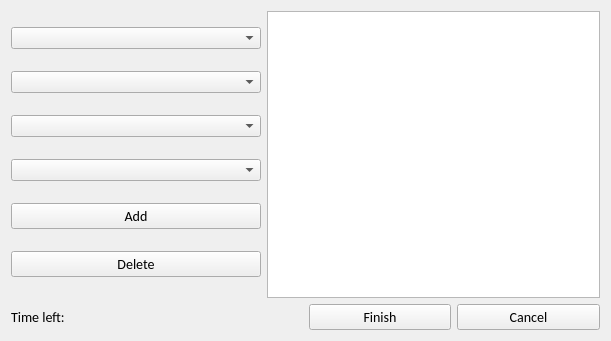
The window that Source/Time Track/clockoutform.ui (joshuawootonn/time-track) describes before a commit, drawn with Qt 5.
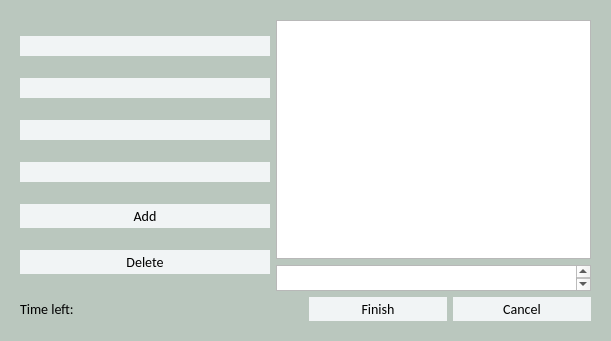
The same window after the commit.

```diff
--- a/Source/Time Track/clockoutform.ui
+++ b/Source/Time Track/clockoutform.ui
@@ -20,43 +20,88 @@
    <string>Time-Track</string>
   </property>
   <property name="styleSheet">
-   <string notr="true">*{
+   <string notr="true">QWidget#ClockoutForm{
+
+background-color:#BAC7BE;
+}
+*{
 font-family:&quot;Calibri&quot;;
 font-size: 14px;
 
 }
+
+
 QTabWidget{
 margin:0px;
 padding:0px;
 border-top: 15px solid #D3D3D3;
 
+background-color:#F1F4F5;
+
 }
+QTabWidget#EmployeeSettings{
+background-color:#F1F4F5;
+}
+
+
 QStackedWidget{
 margin:0px;
 padding:0px;
 }
+
+
 QWidget{
 margin:0px;
 padding:0px;
 }
 
+
+
 QPushButton{
 padding:3px;
+border:none;
+background-color:#F1F4F5;
 }
+QPushButton:hover:!pressed{
+background-color:#E4E9EB;
+}
+
+
+QComboBox{
+border:none;
+background-color:#F1F4F5;
+}
+QComboBox:hover {
+background-color:#E4E9EB;
+}
+QComboBox:drop-down{
+border:none;
+}
+
+
 QRadioButton{
 padding:0px;
 margin:0px;
 }
 
-QTabWidget{
 
+QGroupBox {
+    border: 0px solid gray;
+	
+    margin-top: 0.5em;
+	margin-right:0px;
+	margin-left:0px;
 }
-QGroupBox { 
-   
- } </string>
+QGroupBox::title {
+    subcontrol-origin: margin;
+    left: 10px;
+    padding: 0 3px 0 3px;
+}
+</string>
   </property>
   <layout class="QGridLayout" name="gridLayout">
    <item row="0" column="0">
+    <widget class="QWidget" name="idk" native="true">
     <layout class="QVBoxLayout" name="verticalLayout_2">
      <item>
       <layout class="QHBoxLayout" name="horizontalLayout">
@@ -136,12 +181,26 @@
         </layout>
        </item>
        <item>
+         <layout class="QVBoxLayout" name="verticalLayout_3">
+          <item>
         <widget class="QTableWidget" name="Sections">
          <attribute name="verticalHeaderMinimumSectionSize">
           <number>30</number>
          </attribute>
         </widget>
        </item>
+          <item>
+           <widget class="QTextEdit" name="Description">
+            <property name="maximumSize">
+             <size>
+              <width>16777215</width>
+              <height>26</height>
+             </size>
+            </property>
+           </widget>
+          </item>
+         </layout>
+        </item>
       </layout>
      </item>
      <item>
@@ -177,6 +236,7 @@
       </layout>
      </item>
     </layout>
+    </widget>
    </item>
   </layout>
  </widget>
```
Lines whose indentation alone changed are shown as unchanged.
